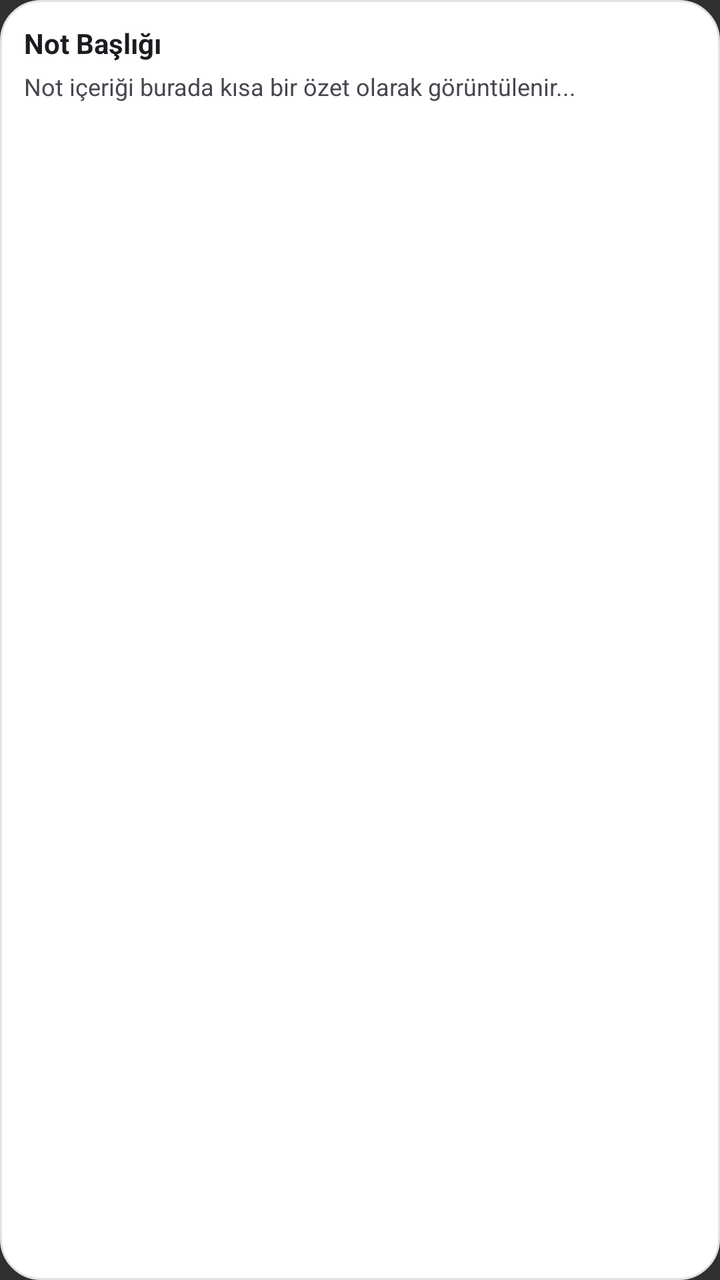
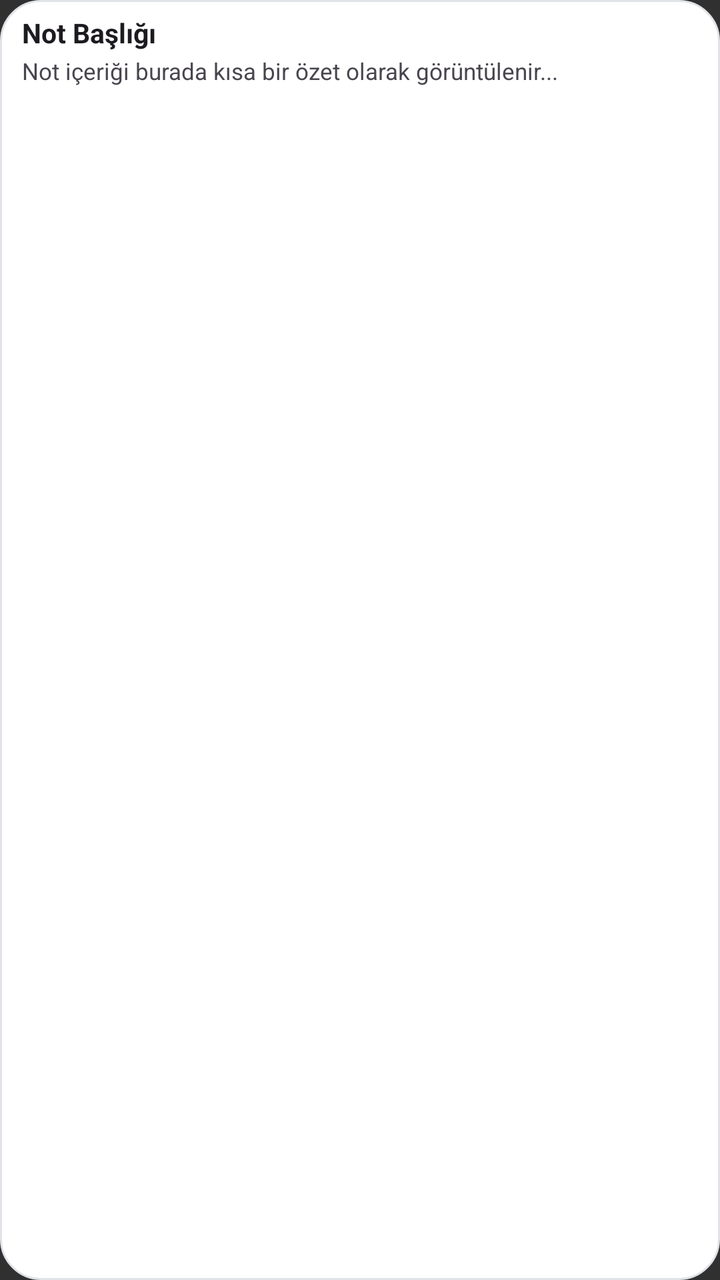

The first picture is an Android layout as it rendered before a commit; the second is the same layout after the commit. The layout source and the unified diff follow.
<!-- AndroidManifest.xml: application theme android:Theme.Material.NoActionBar -->
<!-- res/layout/widget_note_item.xml -->
<?xml version="1.0" encoding="utf-8"?>
<FrameLayout xmlns:android="http://schemas.android.com/apk/res/android"
    android:id="@+id/widget_item_container"
    android:layout_width="match_parent"
    android:layout_height="wrap_content"
    android:layout_marginBottom="8dp">

    
    <ImageView
        android:id="@+id/widget_item_bg_image"
        android:layout_width="match_parent"
        android:layout_height="match_parent"
        android:src="@drawable/widget_item_background"
        android:scaleType="fitXY" />

    <LinearLayout
        android:layout_width="match_parent"
        android:layout_height="wrap_content"
        android:orientation="vertical"
        android:padding="12dp">

        
        <LinearLayout
            android:layout_width="match_parent"
            android:layout_height="wrap_content"
            android:orientation="horizontal"
            android:gravity="center_vertical">

            <TextView
                android:id="@+id/widget_item_title"
                android:layout_width="0dp"
                android:layout_height="wrap_content"
                android:layout_weight="1"
                android:text="Not Başlığı"
                android:textStyle="bold"
                android:textSize="14sp"
                android:textColor="#1D1B20"
                android:maxLines="1"
                android:ellipsize="end" />

            <ImageView
                android:id="@+id/widget_item_pin"
                android:layout_width="16dp"
                android:layout_height="16dp"
                android:src="@drawable/ic_widget_pin"
                android:contentDescription="Sabitli"
                android:visibility="gone"
                android:layout_marginStart="4dp" />

            <ImageView
                android:id="@+id/widget_item_lock"
                android:layout_width="16dp"
                android:layout_height="16dp"
                android:src="@drawable/ic_widget_lock"
                android:contentDescription="Kilitli"
                android:visibility="gone"
                android:layout_marginStart="4dp" />

        </LinearLayout>

        
        <TextView
            android:id="@+id/widget_item_content"
            android:layout_width="match_parent"
            android:layout_height="wrap_content"
            android:text="Not içeriği burada kısa bir özet olarak görüntülenir..."
            android:textSize="12sp"
            android:textColor="#49454F"
            android:maxLines="2"
            android:ellipsize="end"
            android:layout_marginTop="4dp" />

    </LinearLayout>

</FrameLayout>
<!-- resources referenced by this layout -->
<resources>
  <!-- drawable ic_widget_lock (drawable) -->
  <vector xmlns:android="http://schemas.android.com/apk/res/android"
      android:width="24dp"
      android:height="24dp"
      android:viewportWidth="24"
      android:viewportHeight="24">
    <path
        android:fillColor="#79747E"
        android:pathData="M18,8h-1V6c0,-2.76 -2.24,-5 -5,-5S7,3.24 7,6v2H6c-1.1,0 -2,0.9 -2,2v10c0,1.1 0.9,2 2,2h12c1.1,0 2,-0.9 2,-2V10c0,-1.1 -0.9,-2 -2,-2zM9,6c0,-1.66 1.34,-3 3,-3s3,1.34 3,3v2H9V6zm9,14H6V10h12v10zm-6,-3c1.1,0 2,-0.9 2,-2s-0.9,-2 -2,-2 -2,0.9 -2,2 0.9,2 2,2z"/>
  </vector>
  <!-- drawable ic_widget_pin (drawable) -->
  <vector xmlns:android="http://schemas.android.com/apk/res/android"
      android:width="24dp"
      android:height="24dp"
      android:viewportWidth="24"
      android:viewportHeight="24">
    <path
        android:fillColor="#6750A4"
        android:pathData="M16,9V4h1c0.55,0 1,-0.45 1,-1s-0.45,-1 -1,-1H7C6.45,2 6,2.45 6,3s0.45,1 1,1h1v5c0,1.66 -1.34,3 -3,3v2h5.97v7l1,1 1,-1v-7H19v-2c-1.66,0 -3,-1.34 -3,-3z"/>
  </vector>
  <!-- drawable widget_item_background (drawable) -->
  <?xml version="1.0" encoding="utf-8"?>
  <shape xmlns:android="http://schemas.android.com/apk/res/android"
      android:shape="rectangle">
      <solid android:color="#FFFFFF" />
      <corners android:radius="20dp" />
      <stroke android:width="1dp" android:color="#E0E3E7" />
  </shape>
</resources>

<!-- the commit's change to res/layout/widget_note_item.xml (unified diff, before → after) -->
@@ -2,8 +2,7 @@
 <FrameLayout xmlns:android="http://schemas.android.com/apk/res/android"
     android:id="@+id/widget_item_container"
     android:layout_width="match_parent"
-    android:layout_height="wrap_content"
-    android:layout_marginBottom="8dp">
+    android:layout_height="wrap_content">
 
     
     <ImageView
@@ -17,7 +16,8 @@
         android:layout_width="match_parent"
         android:layout_height="wrap_content"
         android:orientation="vertical"
-        android:padding="12dp">
+        android:paddingHorizontal="11dp"
+        android:paddingVertical="7dp">
 
         
         <LinearLayout
@@ -33,15 +33,15 @@
                 android:layout_weight="1"
                 android:text="Not Başlığı"
                 android:textStyle="bold"
-                android:textSize="14sp"
+                android:textSize="13.5sp"
                 android:textColor="#1D1B20"
                 android:maxLines="1"
                 android:ellipsize="end" />
 
             <ImageView
                 android:id="@+id/widget_item_pin"
-                android:layout_width="16dp"
-                android:layout_height="16dp"
+                android:layout_width="14dp"
+                android:layout_height="14dp"
                 android:src="@drawable/ic_widget_pin"
                 android:contentDescription="Sabitli"
                 android:visibility="gone"
@@ -49,8 +49,8 @@
 
             <ImageView
                 android:id="@+id/widget_item_lock"
-                android:layout_width="16dp"
-                android:layout_height="16dp"
+                android:layout_width="14dp"
+                android:layout_height="14dp"
                 android:src="@drawable/ic_widget_lock"
                 android:contentDescription="Kilitli"
                 android:visibility="gone"
@@ -64,11 +64,11 @@
             android:layout_width="match_parent"
             android:layout_height="wrap_content"
             android:text="Not içeriği burada kısa bir özet olarak görüntülenir..."
-            android:textSize="12sp"
+            android:textSize="11.5sp"
             android:textColor="#49454F"
             android:maxLines="2"
             android:ellipsize="end"
-            android:layout_marginTop="4dp" />
+            android:layout_marginTop="2dp" />
 
     </LinearLayout>
 
